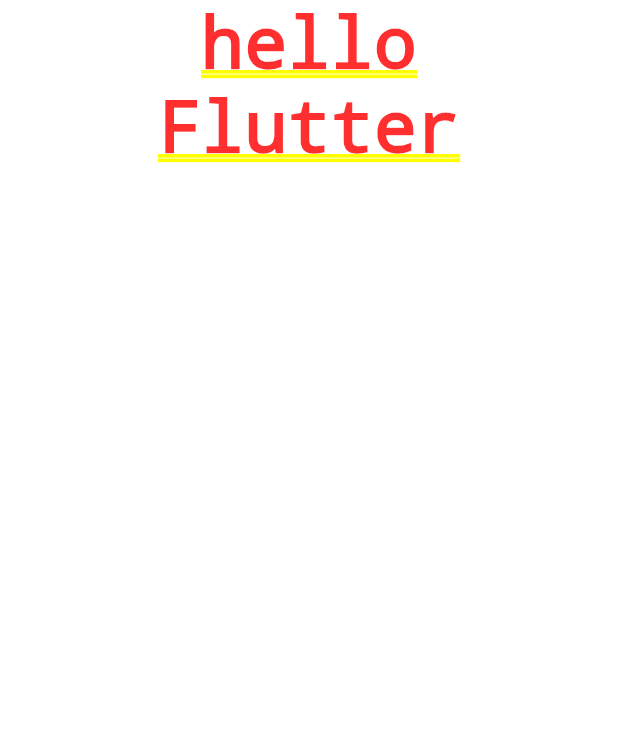
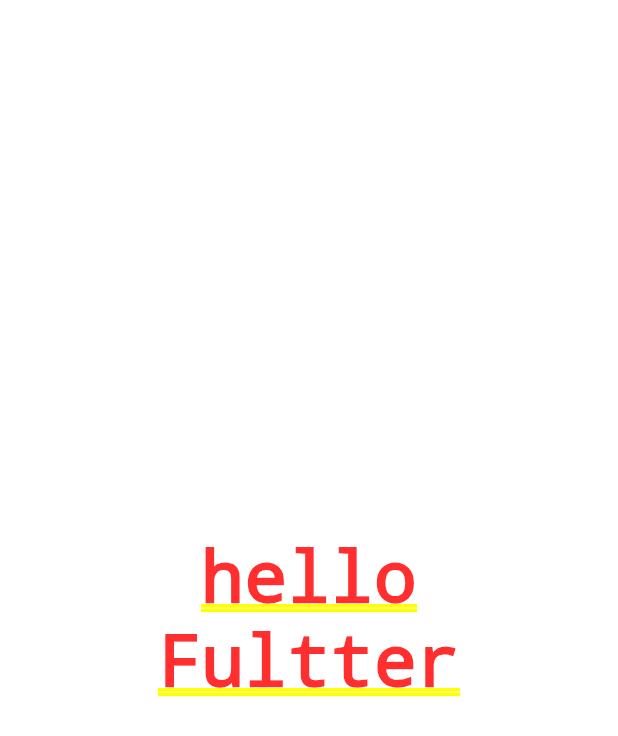
Before and after one commit to kikye04040/first-flutter, a Flutter app: the screen it shows after launch, on a phone screen of 412 x 824 dp. Shown: the top 736 px of the screen. Run offline on Flutter 3.47's test engine with Material 3 defaults, Android fonts, the phone set to English and light mode, and no system bars.

Commit message:
feat: 가운데 중앙 정렬

```diff
--- a/lib/main.dart
+++ b/lib/main.dart
@@ -31,7 +31,9 @@ class MyApp extends StatelessWidget {
         colorScheme: ColorScheme.fromSeed(seedColor: Colors.deepPurple),
         useMaterial3: true,
       ),
-      home: Text('hello\nFlutter', textAlign: TextAlign.center),
+      home: Center(
+        child: Text('hello\nFultter', textAlign: TextAlign.center),
+      ),
     );
   }
 }
```
